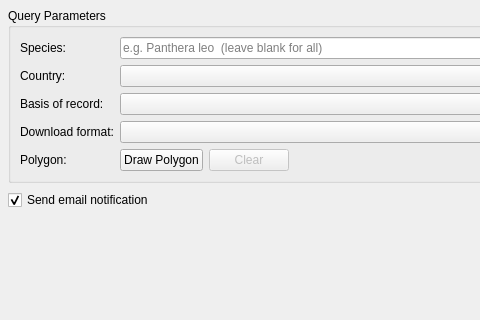
The window that gbif_downloader/gui/action_tab.ui (dimasciput/gbif-downloader-qgis-plugin) describes before a commit, drawn with Qt 5; both pictures show x 0 to 480 and y 0 to 320 of the 718 by 757 pixel window.
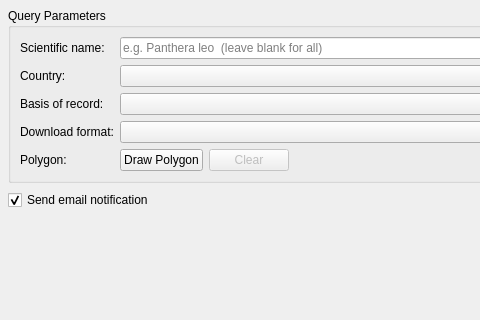
The same window after the commit.

Commit message: Add scientific name filter

The edit to the form file:
```diff
--- a/gbif_downloader/gui/action_tab.ui
+++ b/gbif_downloader/gui/action_tab.ui
@@ -32,7 +32,7 @@
       <item row="0" column="0">
        <widget class="QLabel" name="label_species">
         <property name="text">
-         <string>Species:</string>
+         <string>Scientific name:</string>
         </property>
        </widget>
       </item>
```
The commit also changes 3 other files.
